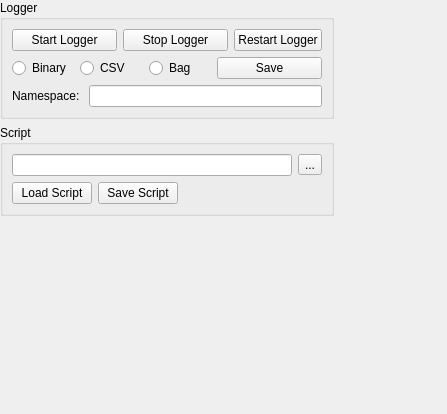
Before: the Qt Designer form rqt_signal_logger/resource/SignalLoggerConfigure.ui in ANYbotics/signal_logger, drawn with Qt 5.
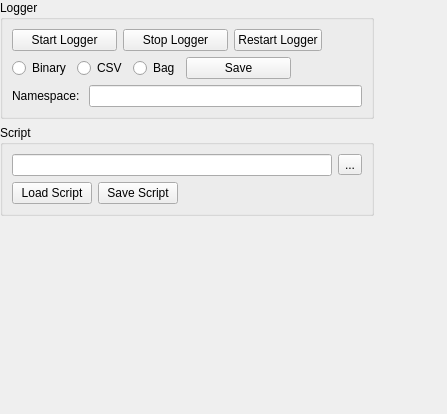
After: the same form once the commit is applied.

Commit message: add spacers in rqt_signal_logge

```diff
--- a/rqt_signal_logger/resource/SignalLoggerConfigure.ui
+++ b/rqt_signal_logger/resource/SignalLoggerConfigure.ui
@@ -99,6 +99,19 @@
             </property>
            </widget>
           </item>
+          <item>
+           <spacer name="horizontalSpacer">
+            <property name="orientation">
+             <enum>Qt::Horizontal</enum>
+            </property>
+            <property name="sizeHint" stdset="0">
+             <size>
+              <width>40</width>
+              <height>20</height>
+             </size>
+            </property>
+           </spacer>
+          </item>
          </layout>
         </item>
         <item>
@@ -158,6 +171,19 @@
             </property>
            </widget>
           </item>
+          <item>
+           <spacer name="horizontalSpacer_2">
+            <property name="orientation">
+             <enum>Qt::Horizontal</enum>
+            </property>
+            <property name="sizeHint" stdset="0">
+             <size>
+              <width>40</width>
+              <height>20</height>
+             </size>
+            </property>
+           </spacer>
+          </item>
          </layout>
         </item>
         <item>
```
